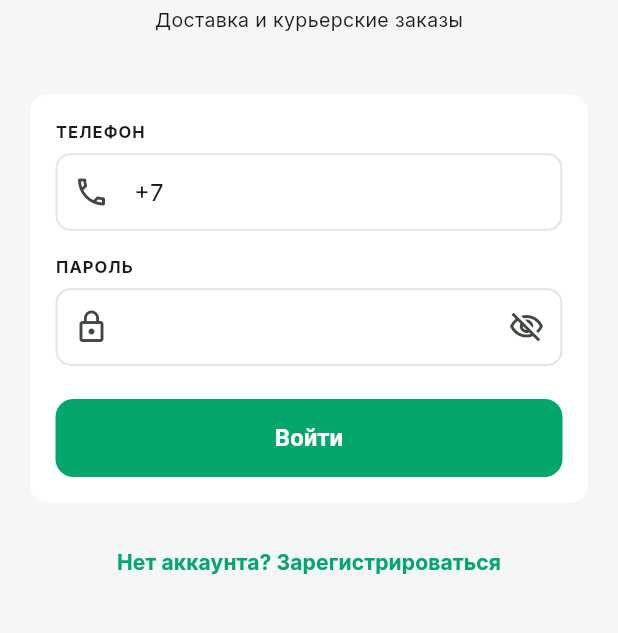
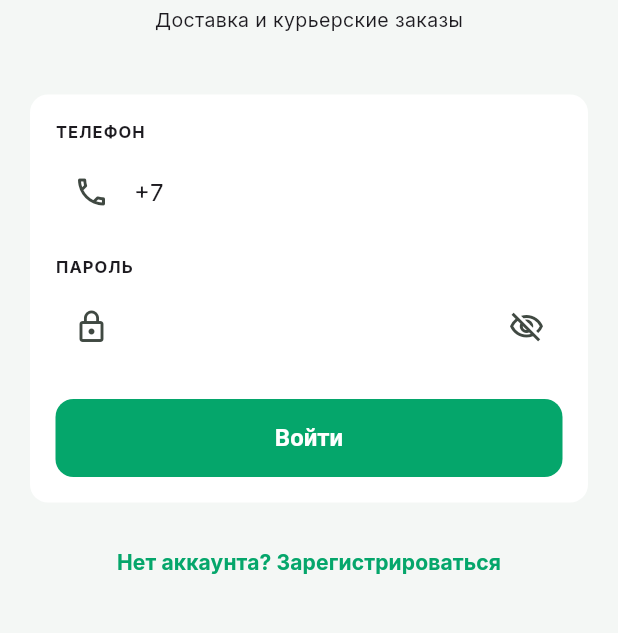
Before and after one commit to Yerbol08/citycargo_mobile, a Flutter app: the screen it shows after launch, on a phone screen of 412 x 824 dp, the part 264-897 px from its top. Run offline on Flutter 3.47's test engine with Material 3 defaults, Android fonts, the phone set to English and light mode, and no system bars; our stand-ins replace connectivity_plus, dio, envied, firebase_core, firebase_messaging, fl_chart and 13 more; missing offline and left inert: flutter_map_marker_cluster; accounts and stored records are empty; generated files the repository leaves out were written again.

Commit message:
fix: make all borders transparent across the app to remove black lines

```diff
--- a/lib/app/theme.dart
+++ b/lib/app/theme.dart
@@ -21,7 +21,7 @@ class AppColors {
   static const Color surface = Color(0xFFFFFFFF);
   static const Color surfaceMuted = Color(0xFFEEF2F0);
   static const Color grayText = Color(0xFF88968F);
-  static const Color border = Color(0xFFE2E9E5);
+  static const Color border = Colors.transparent;
   static const Color textPrimary = Color(0xFF1A211E);
   static const Color textSecondary = Color(0xFF5D6B64);
 
@@ -101,6 +101,7 @@ ThemeData buildAppTheme() {
         foregroundColor: AppColors.textPrimary,
         backgroundColor: AppColors.surface,
         minimumSize: const Size.fromHeight(AppSizes.buttonHeight),
+        side: BorderSide.none,
         shape: RoundedRectangleBorder(
           borderRadius: BorderRadius.circular(AppSizes.radiusLg),
         ),
@@ -179,7 +180,7 @@ ThemeData buildAppTheme() {
 ThemeData buildDarkTheme() {
   const darkSurface = Color(0xFF1E2622);
   const darkBg = Color(0xFF121614);
-  const darkBorder = Color(0xFF2C3631);
+  const darkBorder = Colors.transparent;
   const darkText = Color(0xFFE2E9E5);
   const darkTextSec = Color(0xFFA1AEA6);
 
@@ -243,6 +244,7 @@ ThemeData buildDarkTheme() {
         foregroundColor: darkText,
         backgroundColor: darkSurface,
         minimumSize: const Size.fromHeight(AppSizes.buttonHeight),
+        side: BorderSide.none,
         shape: RoundedRectangleBorder(
           borderRadius: BorderRadius.circular(AppSizes.radiusLg),
         ),
--- a/lib/shared/widgets/app_button.dart
+++ b/lib/shared/widgets/app_button.dart
@@ -47,12 +47,7 @@ class AppButton extends StatelessWidget {
               ? Theme.of(context).textTheme.bodyLarge?.color
               : effectiveColor,
           backgroundColor: Theme.of(context).colorScheme.surface,
-          side: BorderSide(
-            color: effectiveColor == AppColors.primary
-                ? Theme.of(context).dividerColor
-                : effectiveColor.withValues(alpha: 0.35),
-            width: 1.5,
-          ),
+          side: BorderSide.none,
           minimumSize: const Size.fromHeight(AppSizes.buttonHeight),
           shape: RoundedRectangleBorder(
               borderRadius: BorderRadius.circular(AppSizes.radiusLg)),
```
